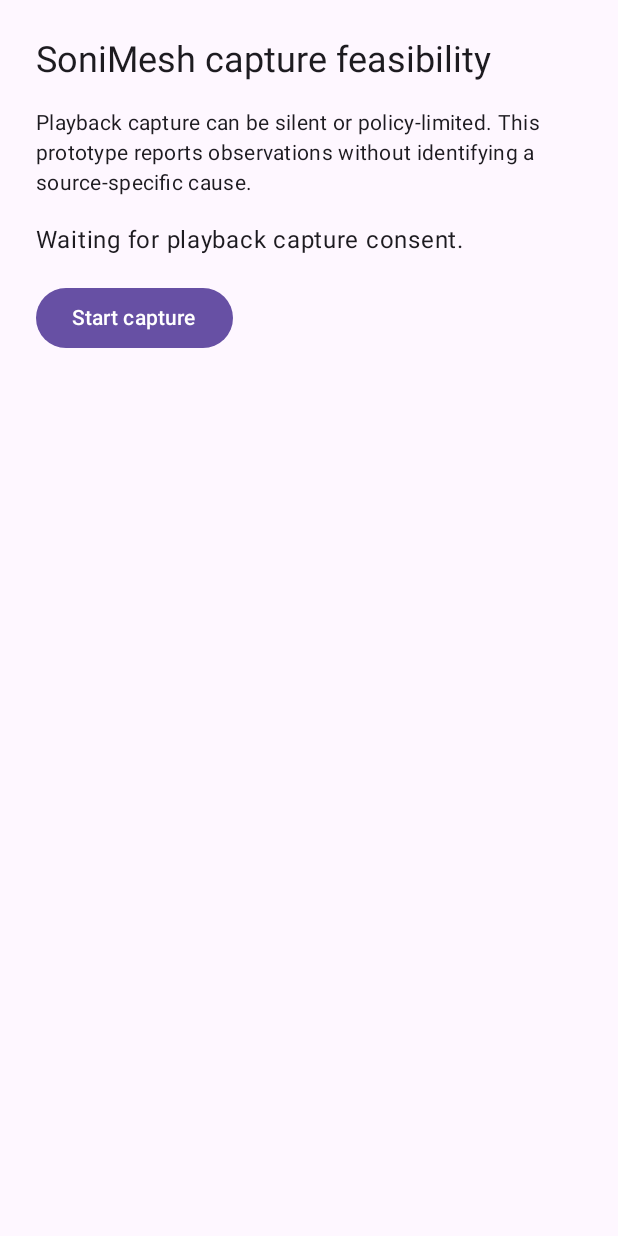
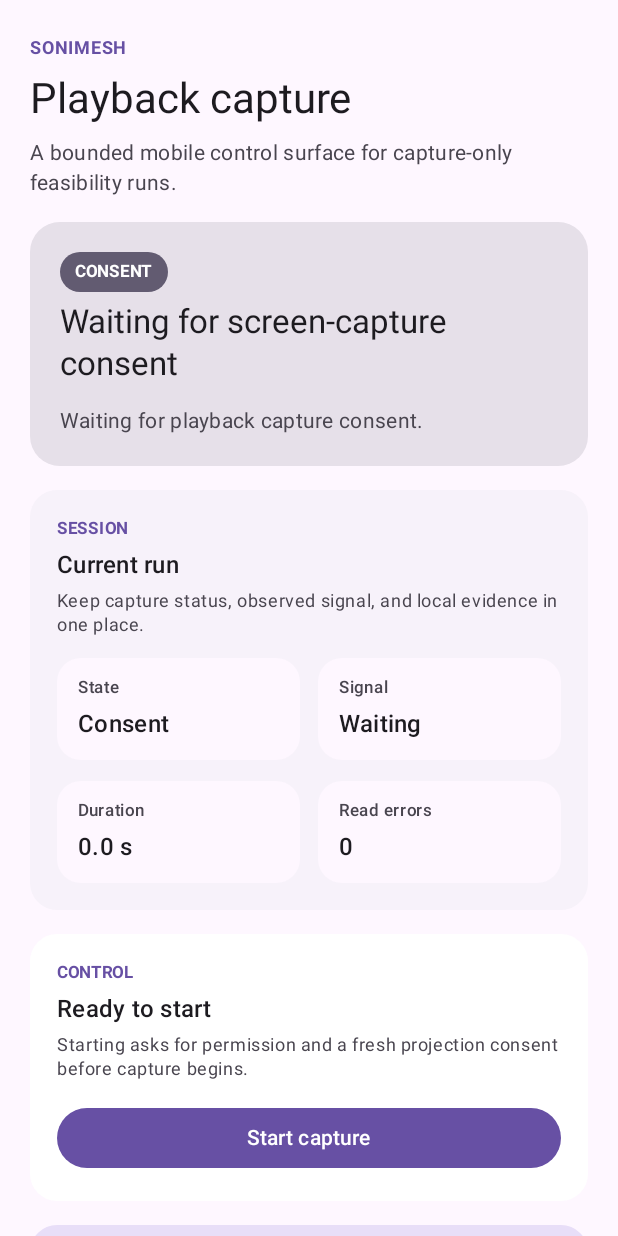
Before and after one commit to sonimesh-labs/sonimesh-dev, an Android app built with Jetpack Compose: the screen it shows after launch (MainActivity), after a tap on "Start capture", on a phone screen of 412 x 824 dp. Run offline under Robolectric (Android 15) with nearby library versions, the phone set to English and light mode, and no system bars.

Commit message:
feat(android): redesign capture control surface

```diff
--- /dev/null
+++ b/apps/android/app/src/main/java/com/sonimesh/sender/CaptureScreen.kt
@@ -0,0 +1,432 @@
+package com.sonimesh.sender
+
+import androidx.compose.foundation.background
+import androidx.compose.foundation.layout.Arrangement
+import androidx.compose.foundation.layout.Box
+import androidx.compose.foundation.layout.Column
+import androidx.compose.foundation.layout.Row
+import androidx.compose.foundation.layout.fillMaxSize
+import androidx.compose.foundation.layout.fillMaxWidth
+import androidx.compose.foundation.layout.height
+import androidx.compose.foundation.layout.padding
+import androidx.compose.foundation.layout.width
+import androidx.compose.foundation.rememberScrollState
+import androidx.compose.foundation.shape.CircleShape
+import androidx.compose.foundation.shape.RoundedCornerShape
+import androidx.compose.foundation.verticalScroll
+import androidx.compose.material3.Button
+import androidx.compose.material3.ButtonDefaults
+import androidx.compose.material3.Card
+import androidx.compose.material3.CardDefaults
+import androidx.compose.material3.MaterialTheme
+import androidx.compose.material3.OutlinedButton
+import androidx.compose.material3.Surface
+import androidx.compose.material3.Text
+import androidx.compose.runtime.Composable
+import androidx.compose.ui.Alignment
+import androidx.compose.ui.Modifier
+import androidx.compose.ui.draw.clip
+import androidx.compose.ui.graphics.Color
+import androidx.compose.ui.text.font.FontWeight
+import androidx.compose.ui.unit.dp
+import com.sonimesh.sender.capture.CaptureEvidenceSnapshot
+import com.sonimesh.sender.capture.CaptureStatus
+import com.sonimesh.sender.capture.CaptureUiState
+import java.util.Locale
+
+@Composable
+internal fun CaptureScreen(
+    state: CaptureUiState,
+    onStart: () -> Unit,
+    onStop: () -> Unit,
+) {
+    Column(
+        modifier = Modifier
+            .fillMaxSize()
+            .background(MaterialTheme.colorScheme.surface)
+            .verticalScroll(rememberScrollState())
+            .padding(horizontal = 20.dp, vertical = 24.dp),
+        verticalArrangement = Arrangement.spacedBy(16.dp),
+    ) {
+        CaptureHeader()
+        CaptureStatusCard(status = state.status)
+        CaptureSummaryCard(status = state.status, evidence = state.evidence)
+        if (state.evidence.hasObservations()) {
+            CaptureEvidenceCard(evidence = state.evidence)
+        }
+        CaptureActionCard(
+            active = state.status.isActive(),
+            onStart = onStart,
+            onStop = onStop,
+        )
+        CaptureBoundaryCard()
+    }
+}
+
+@Composable
+private fun CaptureHeader() {
+    Column(verticalArrangement = Arrangement.spacedBy(8.dp)) {
+        Text(
+            "SONIMESH",
+            color = MaterialTheme.colorScheme.primary,
+            fontWeight = FontWeight.Bold,
+            style = MaterialTheme.typography.labelMedium,
+        )
+        Text(
+            "Playback capture",
+            color = MaterialTheme.colorScheme.onSurface,
+            style = MaterialTheme.typography.headlineMedium,
+        )
+        Text(
+            "A bounded mobile control surface for capture-only feasibility runs.",
+            color = MaterialTheme.colorScheme.onSurfaceVariant,
+            style = MaterialTheme.typography.bodyMedium,
+        )
+    }
+}
+
+@Composable
+private fun CaptureStatusCard(status: CaptureStatus) {
+    val palette = status.palette()
+    Card(
+        modifier = Modifier.fillMaxWidth(),
+        colors = CardDefaults.cardColors(containerColor = palette.container),
+        shape = RoundedCornerShape(20.dp),
+    ) {
+        Column(
+            modifier = Modifier.padding(20.dp),
+            verticalArrangement = Arrangement.spacedBy(14.dp),
+        ) {
+            Row(
+                modifier = Modifier.fillMaxWidth(),
+                horizontalArrangement = Arrangement.SpaceBetween,
+                verticalAlignment = Alignment.CenterVertically,
+            ) {
+                Column(verticalArrangement = Arrangement.spacedBy(6.dp)) {
+                    StatusPill(text = status.label(), palette = palette)
+                    Text(
+                        text = status.headline(),
+                        color = MaterialTheme.colorScheme.onSurface,
+                        style = MaterialTheme.typography.titleLarge,
+                    )
+                }
+                StatusIndicator(color = palette.indicator)
+            }
+            Text(
+                text = status.description(),
+                color = MaterialTheme.colorScheme.onSurfaceVariant,
+                style = MaterialTheme.typography.bodyMedium,
+            )
+        }
+    }
+}
+
+@Composable
+private fun CaptureSummaryCard(
+    status: CaptureStatus,
+    evidence: CaptureEvidenceSnapshot,
+) {
+    Card(
+        modifier = Modifier.fillMaxWidth(),
+        colors = CardDefaults.cardColors(containerColor = MaterialTheme.colorScheme.surfaceContainerLow),
+        shape = RoundedCornerShape(18.dp),
+    ) {
+        Column(
+            modifier = Modifier.padding(18.dp),
+            verticalArrangement = Arrangement.spacedBy(14.dp),
+        ) {
+            SectionHeader(
+                eyebrow = "SESSION",
+                title = "Current run",
+                supporting = "Keep capture status, observed signal, and local evidence in one place.",
+            )
+            Row(modifier = Modifier.fillMaxWidth(), horizontalArrangement = Arrangement.spacedBy(12.dp)) {
+                SummaryMetric(
+                    modifier = Modifier.weight(1f),
+                    label = "State",
+                    value = status.metricLabel(),
+                )
+                SummaryMetric(
+                    modifier = Modifier.weight(1f),
+                    label = "Signal",
+                    value = status.signalLabel(),
+                )
+            }
+            Row(modifier = Modifier.fillMaxWidth(), horizontalArrangement = Arrangement.spacedBy(12.dp)) {
+                SummaryMetric(
+                    modifier = Modifier.weight(1f),
+                    label = "Duration",
+                    value = formatDuration(evidence.captureDurationMillis),
+                )
+                SummaryMetric(
+                    modifier = Modifier.weight(1f),
+                    label = "Read errors",
+                    value = formatCount(evidence.readErrors),
+                )
+            }
+        }
+    }
+}
+
+@Composable
+private fun CaptureEvidenceCard(evidence: CaptureEvidenceSnapshot) {
+    Card(
+        modifier = Modifier.fillMaxWidth(),
+        colors = CardDefaults.cardColors(containerColor = MaterialTheme.colorScheme.surfaceContainerLow),
+        shape = RoundedCornerShape(18.dp),
+    ) {
+        Column(
+            modifier = Modifier.padding(18.dp),
+            verticalArrangement = Arrangement.spacedBy(14.dp),
+        ) {
+            SectionHeader(
+                eyebrow = "EVIDENCE",
+                title = "Observed locally",
+                supporting = "These counters stay in the control domain and summarize the active capture session.",
+            )
+            Row(modifier = Modifier.fillMaxWidth(), horizontalArrangement = Arrangement.spacedBy(12.dp)) {
+                EvidenceItem("Frames", formatCount(evidence.capturedFrames), Modifier.weight(1f))
+                EvidenceItem("Silent reads", formatCount(evidence.silentReads), Modifier.weight(1f))
+            }
+            Row(modifier = Modifier.fillMaxWidth(), horizontalArrangement = Arrangement.spacedBy(12.dp)) {
+                EvidenceItem("Read errors", formatCount(evidence.readErrors), Modifier.weight(1f))
+                EvidenceItem(
+                    "Latest read",
+                    evidence.lastReadCompletionOffsetMillis?.let { "+${formatDuration(it)}" } ?: "Unavailable",
+                    Modifier.weight(1f),
+                )
+            }
+        }
+    }
+}
+
+@Composable
+private fun CaptureActionCard(
+    active: Boolean,
+    onStart: () -> Unit,
+    onStop: () -> Unit,
+) {
+    Card(
+        modifier = Modifier.fillMaxWidth(),
+        colors = CardDefaults.cardColors(containerColor = MaterialTheme.colorScheme.surfaceContainerLowest),
+        shape = RoundedCornerShape(18.dp),
+    ) {
+        Column(
+            modifier = Modifier.padding(18.dp),
+            verticalArrangement = Arrangement.spacedBy(14.dp),
+        ) {
+            SectionHeader(
+                eyebrow = "CONTROL",
+                title = if (active) "Capture is running" else "Ready to start",
+                supporting = if (active) {
+                    "Stopping ends the current bounded run and leaves the latest evidence on screen."
+                } else {
+                    "Starting asks for permission and a fresh projection consent before capture begins."
+                },
+            )
+            if (active) {
+                OutlinedButton(
+                    modifier = Modifier.fillMaxWidth(),
+                    onClick = onStop,
+                    colors = ButtonDefaults.outlinedButtonColors(contentColor = MaterialTheme.colorScheme.error),
+                ) {
+                    Text("Stop capture")
+                }
+            } else {
+                Button(
+                    modifier = Modifier.fillMaxWidth(),
+                    onClick = onStart,
+                ) {
+                    Text("Start capture")
+                }
+            }
+        }
+    }
+}
+
+@Composable
+private fun CaptureBoundaryCard() {
+    Card(
+        modifier = Modifier.fillMaxWidth(),
+        colors = CardDefaults.cardColors(containerColor = MaterialTheme.colorScheme.secondaryContainer),
+        shape = RoundedCornerShape(18.dp),
+    ) {
+        Column(
+            modifier = Modifier.padding(18.dp),
+            verticalArrangement = Arrangement.spacedBy(8.dp),
+        ) {
+            Text(
+                "Capture-only boundary",
+                color = MaterialTheme.colorScheme.onSecondaryContainer,
+                style = MaterialTheme.typography.titleMedium,
+            )
+            Text(
+                "Audio samples are discarded locally. This screen reports observations without attributing policy limits to a specific source app.",
+                color = MaterialTheme.colorScheme.onSecondaryContainer,
+                style = MaterialTheme.typography.bodyMedium,
+            )
+        }
+    }
+}
+
+@Composable
+private fun SectionHeader(
+    eyebrow: String,
+    title: String,
+    supporting: String,
+) {
+    Column(verticalArrangement = Arrangement.spacedBy(4.dp)) {
+        Text(
+            text = eyebrow,
+            color = MaterialTheme.colorScheme.primary,
+            fontWeight = FontWeight.Bold,
+            style = MaterialTheme.typography.labelSmall,
+        )
+        Text(
+            text = title,
+            color = MaterialTheme.colorScheme.onSurface,
+            style = MaterialTheme.typography.titleMedium,
+        )
+        Text(
+            text = supporting,
+            color = MaterialTheme.colorScheme.onSurfaceVariant,
+            style = MaterialTheme.typography.bodySmall,
+        )
+    }
+}
+
+@Composable
+private fun SummaryMetric(
+    modifier: Modifier,
+    label: String,
+    value: String,
+) {
+    Surface(
+        modifier = modifier,
+        shape = RoundedCornerShape(16.dp),
+        color = MaterialTheme.colorScheme.surface,
+    ) {
+        Column(
+            modifier = Modifier.padding(horizontal = 14.dp, vertical = 12.dp),
+            verticalArrangement = Arrangement.spacedBy(4.dp),
+        ) {
+            Text(label, color = MaterialTheme.colorScheme.onSurfaceVariant, style = MaterialTheme.typography.labelSmall)
+            Text(value, color = MaterialTheme.colorScheme.onSurface, style = MaterialTheme.typography.titleMedium)
+        }
+    }
+}
+
+@Composable
+private fun EvidenceItem(label: String, value: String, modifier: Modifier) {
+    Surface(
+        modifier = modifier,
+        shape = RoundedCornerShape(16.dp),
+        color = MaterialTheme.colorScheme.surface,
+    ) {
+        Column(
+            modifier = Modifier.padding(horizontal = 14.dp, vertical = 12.dp),
+            verticalArrangement = Arrangement.spacedBy(4.dp),
+        ) {
+            Text(label, color = MaterialTheme.colorScheme.onSurfaceVariant, style = MaterialTheme.typography.labelSmall)
+            Text(value, color = MaterialTheme.colorScheme.onSurface, style = MaterialTheme.typography.titleMedium)
+        }
+    }
+}
+
+@Composable
+private fun StatusPill(
+    text: String,
+    palette: StatusPalette,
+) {
+    Surface(
+        color = palette.indicator,
+        shape = RoundedCornerShape(999.dp),
+    ) {
+        Text(
+            modifier = Modifier.padding(horizontal = 10.dp, vertical = 5.dp),
+            text = text,
+            color = palette.onIndicator,
+            fontWeight = FontWeight.Bold,
+            style = MaterialTheme.typography.labelSmall,
+        )
+    }
+}
+
+@Composable
+private fun StatusIndicator(color: Color) {
+    Box(
+        modifier = Modifier
+            .width(14.dp)
+            .height(14.dp)
+            .clip(CircleShape)
+            .background(color),
+    )
+}
+
+private data class StatusPalette(
+    val container: Color,
+    val indicator: Color,
+    val onIndicator: Color,
+)
+
+@Composable
+private fun CaptureStatus.palette(): StatusPalette = when (this) {
+    CaptureStatus.Idle, CaptureStatus.AwaitingPermission, CaptureStatus.AwaitingProjectionConsent -> StatusPalette(
+        container = MaterialTheme.colorScheme.surfaceContainerHighest,
+        indicator = MaterialTheme.colorScheme.secondary,
+        onIndicator = MaterialTheme.colorScheme.onSecondary,
+    )
+    is CaptureStatus.Capturing -> StatusPalette(
+        container = MaterialTheme.colorScheme.primaryContainer,
+        indicator = MaterialTheme.colorScheme.primary,
+        onIndicator = MaterialTheme.colorScheme.onPrimary,
+    )
+    is CaptureStatus.NoCapturableAudio -> StatusPalette(
+        container = MaterialTheme.colorScheme.tertiaryContainer,
+        indicator = MaterialTheme.colorScheme.tertiary,
+        onIndicator = MaterialTheme.colorScheme.onTertiary,
+    )
+    is CaptureStatus.Stopped, is CaptureStatus.Failed -> StatusPalette(
+        container = MaterialTheme.colorScheme.errorContainer,
+        indicator = MaterialTheme.colorScheme.error,
+        onIndicator = MaterialTheme.colorScheme.onError,
+    )
+}
+
+private fun CaptureStatus.label(): String = when (this) {
+    CaptureStatus.Idle -> "READY"
+    CaptureStatus.AwaitingPermission -> "PERMISSION"
+    CaptureStatus.AwaitingProjectionConsent -> "CONSENT"
+    is CaptureStatus.Capturing -> "ACTIVE"
+    is CaptureStatus.NoCapturableAudio -> "NO SIGNAL"
+    is CaptureStatus.Stopped -> "STOPPED"
+    is CaptureStatus.Failed -> "ATTENTION"
+}
+
+private fun CaptureStatus.metricLabel(): String = when (this) {
+    CaptureStatus.Idle -> "Idle"
+    CaptureStatus.AwaitingPermission -> "Permission"
+    CaptureStatus.AwaitingProjectionConsent -> "Consent"
+    is CaptureStatus.Capturing -> "Capturing"
+    is CaptureStatus.NoCapturableAudio -> "No signal"
+    is CaptureStatus.Stopped -> "Stopped"
+    is CaptureStatus.Failed -> "Attention"
+}
+
+private fun CaptureStatus.headline(): String = when (this) {
+    CaptureStatus.Idle -> "Ready for a fresh capture session"
+    CaptureStatus.AwaitingPermission -> "Waiting for microphone permission"
+    CaptureStatus.AwaitingProjectionConsent -> "Waiting for screen-capture consent"
+    is CaptureStatus.Capturing -> "Capture is active"
+    is CaptureStatus.NoCapturableAudio -> "No capturable audio detected"
+    is CaptureStatus.Stopped -> "Capture has stopped"
+    is CaptureStatus.Failed -> "Capture needs attention"
+}
+
+private fun CaptureStatus.signalLabel(): String = when (this) {
+    is CaptureStatus.Capturing -> "Observed"
+    is CaptureStatus.NoCapturableAudio -> "None"
+    else -> "Waiting"
+}
+
+private fun formatCount(value: Long): String = String.format(Locale.US, "%,d", value)
--- a/apps/android/app/src/main/java/com/sonimesh/sender/MainActivity.kt
+++ b/apps/android/app/src/main/java/com/sonimesh/sender/MainActivity.kt
@@ -10,24 +10,16 @@ import android.os.Bundle
 import androidx.activity.ComponentActivity
 import androidx.activity.compose.setContent
 import androidx.activity.result.contract.ActivityResultContracts
-import androidx.compose.foundation.layout.Arrangement
-import androidx.compose.foundation.layout.Column
-import androidx.compose.foundation.layout.fillMaxSize
-import androidx.compose.foundation.layout.padding
-import androidx.compose.material3.Button
 import androidx.compose.material3.MaterialTheme
 import androidx.compose.material3.Surface
-import androidx.compose.material3.Text
+import androidx.compose.foundation.layout.fillMaxSize
 import androidx.compose.runtime.getValue
 import androidx.compose.runtime.collectAsState
 import androidx.compose.ui.Modifier
-import androidx.compose.ui.unit.dp
 import androidx.core.content.ContextCompat
 import com.sonimesh.sender.capture.CaptureService
-import com.sonimesh.sender.capture.CaptureEvidenceSnapshot
 import com.sonimesh.sender.capture.CaptureStateStore
 import com.sonimesh.sender.capture.CaptureStatus
-import com.sonimesh.sender.capture.CaptureUiState
 
 class MainActivity : ComponentActivity() {
     private val audioPermissionLauncher =
@@ -116,36 +108,7 @@ class MainActivity : ComponentActivity() {
     }
 }
 
-@androidx.compose.runtime.Composable
-private fun CaptureScreen(
-    state: CaptureUiState,
-    onStart: () -> Unit,
-    onStop: () -> Unit,
-) {
-    Column(
-        modifier = Modifier
-            .fillMaxSize()
-            .padding(24.dp),
-        verticalArrangement = Arrangement.spacedBy(16.dp),
-    ) {
-        Text("SoniMesh capture feasibility", style = MaterialTheme.typography.headlineSmall)
-        Text(
-            "Playback capture can be silent or policy-limited. This prototype reports observations without identifying a source-specific cause.",
-            style = MaterialTheme.typography.bodyMedium,
-        )
-        Text(state.status.description(), style = MaterialTheme.typography.bodyLarge)
-        if (state.evidence.hasObservations()) {
-            Text(state.evidence.description(), style = MaterialTheme.typography.bodyMedium)
-        }
-        if (state.status.isActive()) {
-            Button(onClick = onStop) { Text("Stop capture") }
-        } else {
-            Button(onClick = onStart) { Text("Start capture") }
-        }
-    }
-}
-
-private fun CaptureStatus.isActive(): Boolean = when (this) {
+internal fun CaptureStatus.isActive(): Boolean = when (this) {
     is CaptureStatus.Capturing, is CaptureStatus.NoCapturableAudio -> true
     else -> false
 }
@@ -164,15 +127,15 @@ internal fun CaptureStatus.description(): String = when (this) {
 private fun com.sonimesh.sender.capture.CaptureFormat.description(): String =
     "${sampleRateHz} Hz, ${channels} channels, ${bufferSizeBytes} byte buffer (platform minimum ${minimumBufferBytes})"
 
-private fun CaptureEvidenceSnapshot.description(): String {
+internal fun com.sonimesh.sender.capture.CaptureEvidenceSnapshot.description(): String {
     val latestRead = lastReadCompletionOffsetMillis?.let { offset ->
         " Last successful read at +${formatDuration(offset)}."
     }.orEmpty()
     return "Observed ${capturedFrames} frames over ${formatDuration(captureDurationMillis)}, ${silentReads} silent reads, ${readErrors} read errors.$latestRead"
 }
 
-private fun CaptureEvidenceSnapshot.hasObservations(): Boolean =
+internal fun com.sonimesh.sender.capture.CaptureEvidenceSnapshot.hasObservations(): Boolean =
     captureDurationMillis != 0L || capturedFrames != 0L || silentReads != 0L || readErrors != 0L
 
-private fun formatDuration(durationMillis: Long): String =
+internal fun formatDuration(durationMillis: Long): String =
     "${durationMillis / 1_000}.${(durationMillis % 1_000) / 100} s"
```
